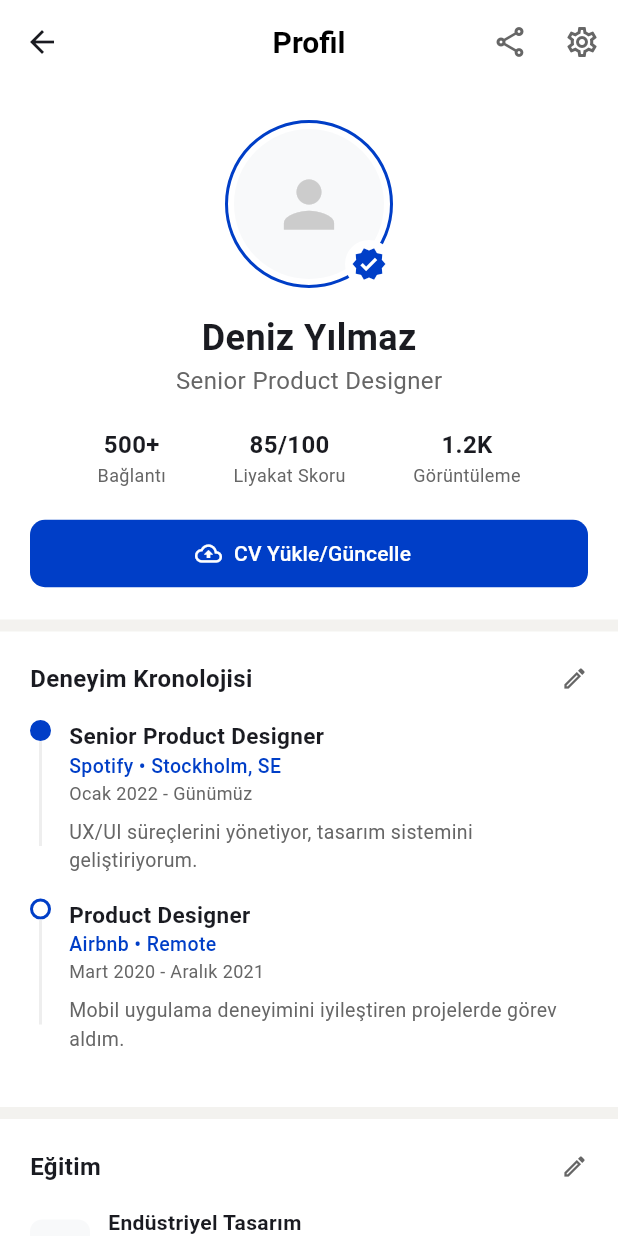
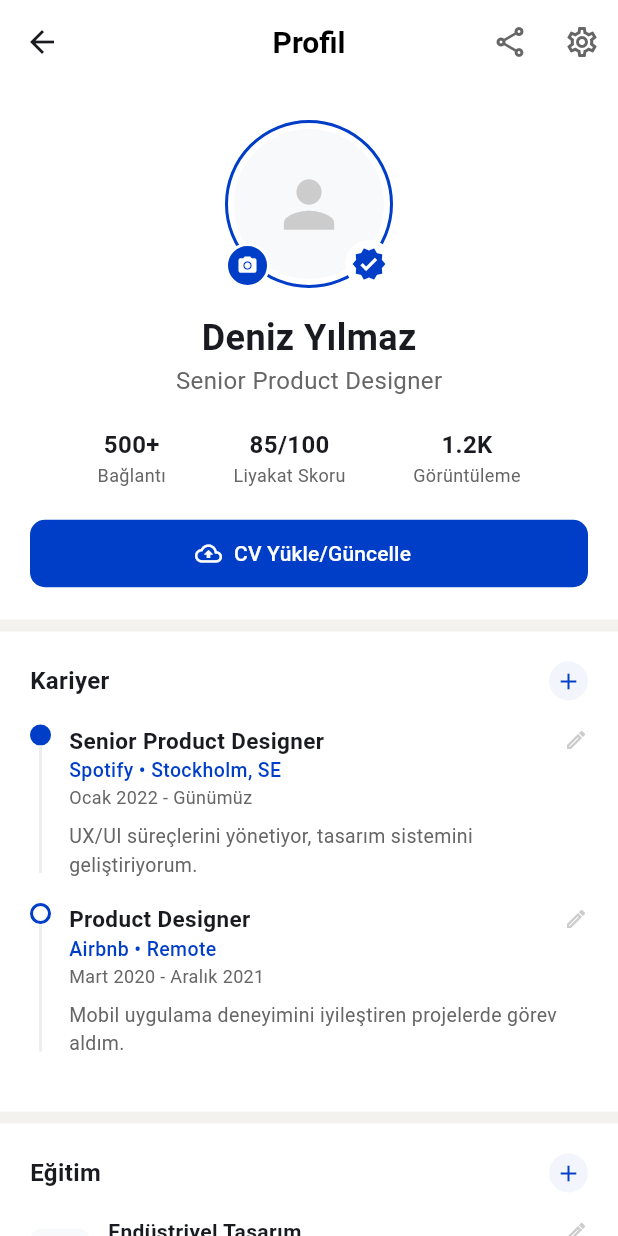
Before and after one commit to muratsurmeli21083/intalent, a Flutter app: the ProfileScreen screen opened directly, on a phone screen of 412 x 824 dp. Run offline on Flutter 3.47's test engine with Material 3 defaults, Android fonts, the phone set to English and light mode, and no system bars.

Commit message:
Profile Enhancements: Added photo edit icon, reference approval flow, and 'Onaylandı' badges

```diff
--- a/lib/screens/profile_screen.dart
+++ b/lib/screens/profile_screen.dart
@@ -45,7 +45,11 @@ class ProfileScreen extends StatelessWidget {
                           child: Icon(Icons.person, size: 50, color: Color(0xFFCCCCCC)),
                         ),
                       ),
-                      Container(
+                      // Verified Badge
+                      Positioned(
+                        right: 0,
+                        bottom: 0,
+                        child: Container(
                           padding: const EdgeInsets.all(4),
                           decoration: const BoxDecoration(
                             color: Colors.white,
@@ -53,7 +57,28 @@ class ProfileScreen extends StatelessWidget {
                           ),
                           child: const Icon(Icons.verified, color: Color(0xFF003EC7), size: 24),
                         ),
+                      ),
+                      // Edit Image Button
+                      Positioned(
+                        left: 0,
+                        bottom: 0,
+                        child: GestureDetector(
+                          onTap: () {
+                            // Image picker logic here
+                          },
+                          child: Container(
+                            padding: const EdgeInsets.all(6),
+                            decoration: BoxDecoration(
+                              color: const Color(0xFF003EC7),
+                              shape: BoxShape.circle,
+                              border: Border.all(color: Colors.white, width: 2),
+                            ),
+                            child: const Icon(Icons.camera_alt, color: Colors.white, size: 14),
+                          ),
+                        ),
+                      ),
                     ],
+
                   ),
                   const SizedBox(height: 16),
                   const Text(
@@ -88,9 +113,9 @@ class ProfileScreen extends StatelessWidget {
             ),
             const SizedBox(height: 8),
 
-            // Experience Timeline
+            // Career Section
             _buildSection(
-              'Deneyim Kronolojisi',
+              'Kariyer',
               Column(
                 children: [
                   _buildTimelineItem(
@@ -188,12 +213,14 @@ class ProfileScreen extends StatelessWidget {
                     'Ahmet Yılmaz',
                     'Design Director @ Spotify',
                     'Deniz ile çalışmak büyük bir keyifti. Vizyoner ve teknik becerisi yüksek bir tasarımcı.',
+                    true,
                   ),
                   const Divider(height: 24),
                   _buildReferenceItem(
                     'Sarah Connor',
                     'Lead Developer @ Airbnb',
                     'Harika bir takım oyuncusu. Tasarımları her zaman geliştirilebilir ve kullanıcı odaklı.',
+                    false,
                   ),
                 ],
               ),
@@ -220,16 +247,69 @@ class ProfileScreen extends StatelessWidget {
     );
   }
 
-  Widget _buildReferenceItem(String name, String title, String quote) {
+  Widget _buildReferenceItem(String name, String title, String quote, bool isVerified) {
     return Column(
       crossAxisAlignment: CrossAxisAlignment.start,
       children: [
+        Row(
+          crossAxisAlignment: CrossAxisAlignment.start,
+          children: [
+            Expanded(
+              child: Column(
+                crossAxisAlignment: CrossAxisAlignment.start,
+                children: [
+                  Row(
+                    children: [
                       Text(name, style: const TextStyle(fontWeight: FontWeight.bold, fontSize: 14)),
+                      const SizedBox(width: 8),
+                      if (isVerified)
+                        Container(
+                          padding: const EdgeInsets.symmetric(horizontal: 6, vertical: 2),
+                          decoration: BoxDecoration(
+                            color: Colors.green.withOpacity(0.1),
+                            borderRadius: BorderRadius.circular(4),
+                          ),
+                          child: const Row(
+                            children: [
+                              Icon(Icons.check_circle, size: 10, color: Colors.green),
+                              SizedBox(width: 4),
+                              Text('Onaylandı', style: TextStyle(color: Colors.green, fontSize: 10, fontWeight: FontWeight.bold)),
+                            ],
+                          ),
+                        ),
+                    ],
+                  ),
                   Text(title, style: const TextStyle(color: Color(0xFF003EC7), fontSize: 12, fontWeight: FontWeight.w500)),
+                ],
+              ),
+            ),
+            IconButton(
+              icon: const Icon(Icons.edit_outlined, size: 16, color: Color(0xFFCCCCCC)),
+              onPressed: () {},
+              padding: EdgeInsets.zero,
+              constraints: const BoxConstraints(),
+            ),
+          ],
+        ),
         const SizedBox(height: 8),
         Text(
           '"$quote"',
           style: const TextStyle(color: Color(0xFF666666), fontSize: 13, fontStyle: FontStyle.italic),
+        ),
+        const SizedBox(height: 12),
+        if (!isVerified)
+          OutlinedButton(
+            onPressed: () {},
+            style: OutlinedButton.styleFrom(
+              side: const BorderSide(color: Color(0xFF003EC7)),
+              padding: const EdgeInsets.symmetric(horizontal: 16, vertical: 0),
+              minimumSize: const Size(0, 30),
+              shape: RoundedRectangleBorder(borderRadius: BorderRadius.circular(6)),
+            ),
+            child: const Text(
+              'ONAY İSTE',
+              style: TextStyle(color: Color(0xFF003EC7), fontSize: 11, fontWeight: FontWeight.bold),
+            ),
           ),
       ],
     );
@@ -257,7 +337,14 @@ class ProfileScreen extends StatelessWidget {
             mainAxisAlignment: MainAxisAlignment.spaceBetween,
             children: [
               Text(title, style: const TextStyle(fontSize: 16, fontWeight: FontWeight.bold)),
-              const Icon(Icons.edit_outlined, size: 18, color: Color(0xFF666666)),
+              Container(
+                padding: const EdgeInsets.all(4),
+                decoration: BoxDecoration(
+                  color: const Color(0xFF003EC7).withOpacity(0.05),
+                  shape: BoxShape.circle,
+                ),
+                child: const Icon(Icons.add, size: 18, color: Color(0xFF003EC7)),
+              ),
             ],
           ),
           const SizedBox(height: 16),
@@ -284,7 +371,7 @@ class ProfileScreen extends StatelessWidget {
             ),
             Container(
               width: 2,
-              height: 70,
+              height: 85,
               color: const Color(0xFFEEEEEE),
             ),
           ],
@@ -294,7 +381,15 @@ class ProfileScreen extends StatelessWidget {
           child: Column(
             crossAxisAlignment: CrossAxisAlignment.start,
             children: [
-              Text(title, style: const TextStyle(fontWeight: FontWeight.bold, fontSize: 15)),
+              Row(
+                mainAxisAlignment: MainAxisAlignment.spaceBetween,
+                children: [
+                  Expanded(
+                    child: Text(title, style: const TextStyle(fontWeight: FontWeight.bold, fontSize: 15)),
+                  ),
+                  const Icon(Icons.edit_outlined, size: 16, color: Color(0xFFCCCCCC)),
+                ],
+              ),
               Text(company, style: const TextStyle(color: Color(0xFF003EC7), fontSize: 13, fontWeight: FontWeight.w500)),
               Text(date, style: const TextStyle(color: Color(0xFF666666), fontSize: 12)),
               const SizedBox(height: 8),
@@ -323,7 +418,15 @@ class ProfileScreen extends StatelessWidget {
           child: Column(
             crossAxisAlignment: CrossAxisAlignment.start,
             children: [
-              Text(title, style: const TextStyle(fontWeight: FontWeight.bold, fontSize: 14)),
+              Row(
+                mainAxisAlignment: MainAxisAlignment.spaceBetween,
+                children: [
+                  Expanded(
+                    child: Text(title, style: const TextStyle(fontWeight: FontWeight.bold, fontSize: 14)),
+                  ),
+                  const Icon(Icons.edit_outlined, size: 16, color: Color(0xFFCCCCCC)),
+                ],
+              ),
               Text(subtitle, style: const TextStyle(color: Color(0xFF666666), fontSize: 13)),
               Text(date, style: const TextStyle(color: Color(0xFF999999), fontSize: 12)),
             ],
@@ -332,6 +435,7 @@ class ProfileScreen extends StatelessWidget {
       ],
     );
   }
+
 
   Widget _buildSkillChip(String skill, String count) {
     return Container(
```
Lines whose indentation alone changed are shown as unchanged.
